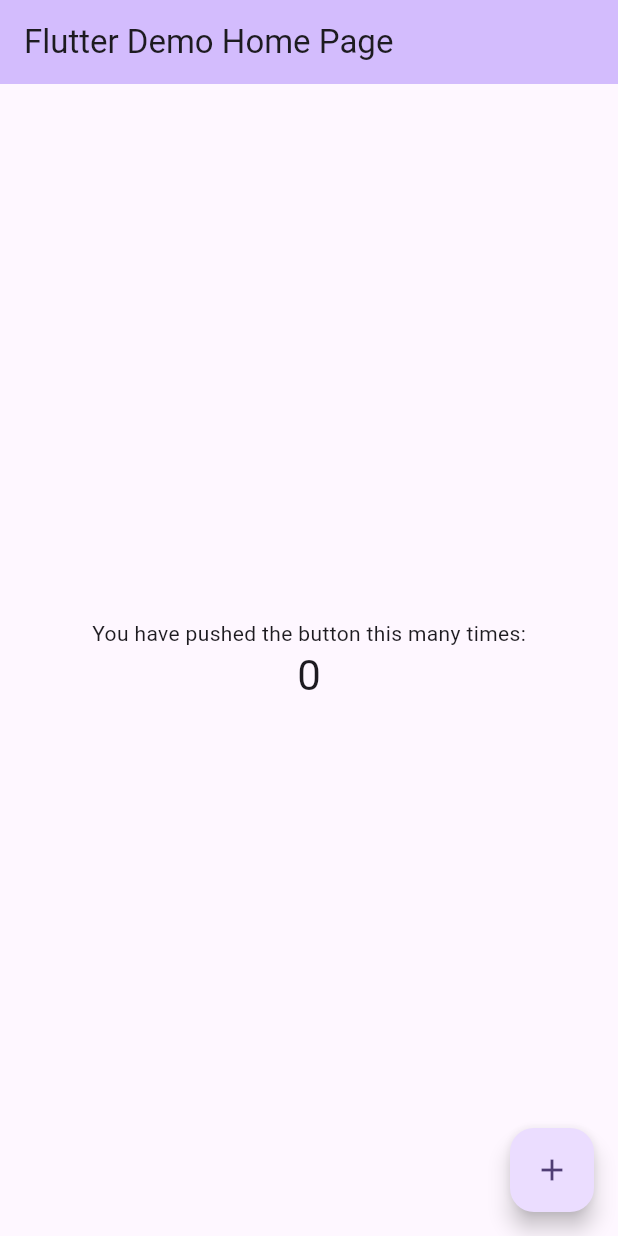
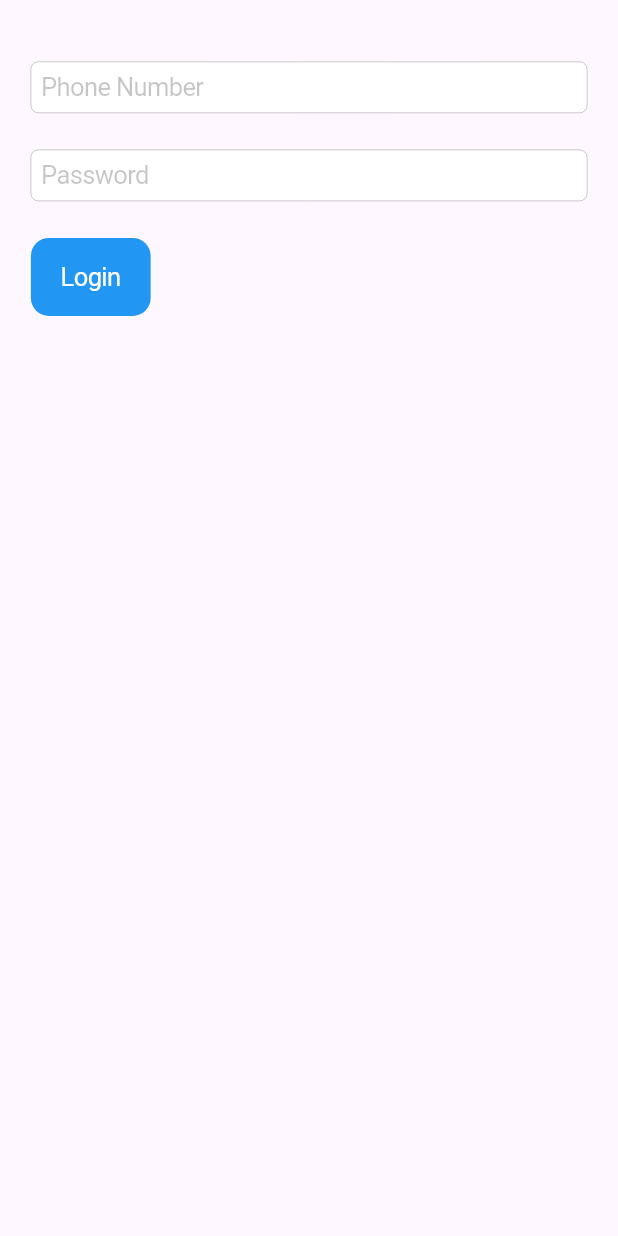
Before and after one commit to NyikoMasingi/SneakerCleanic-Mobile-App, a Flutter app: the screen it shows after launch, on a phone screen of 412 x 824 dp. Run offline on Flutter 3.47's test engine with Material 3 defaults, Android fonts, the phone set to English and light mode, and no system bars.

Commit message:
Initial Commit

```diff
--- /dev/null
+++ b/lib/Entity/Customer.dart
@@ -0,0 +1,8 @@
+class Customer{
+  final int id;
+  final int phoneNumber;
+  final String name;
+  final String password;
+
+  Customer(this.id, this.phoneNumber, this.name, this.password);
+}
--- a/lib/main.dart
+++ b/lib/main.dart
@@ -1,6 +1,9 @@
 import 'package:flutter/material.dart';
+import 'package:sneakercleanic/screens/authentication/LoginScreen.dart';
 
-void main() {
+
+
+void main(){
   runApp(const MyApp());
 }
 
@@ -31,95 +34,7 @@ class MyApp extends StatelessWidget {
         colorScheme: ColorScheme.fromSeed(seedColor: Colors.deepPurple),
         useMaterial3: true,
       ),
-      home: const MyHomePage(title: 'Flutter Demo Home Page'),
+      home: LoginScreen(),
     );
   }
 }
-
-class MyHomePage extends StatefulWidget {
-  const MyHomePage({super.key, required this.title});
-
-  // This widget is the home page of your application. It is stateful, meaning
-  // that it has a State object (defined below) that contains fields that affect
-  // how it looks.
-
-  // This class is the configuration for the state. It holds the values (in this
-  // case the title) provided by the parent (in this case the App widget) and
-  // used by the build method of the State. Fields in a Widget subclass are
-  // always marked "final".
-
-  final String title;
-
-  @override
-  State<MyHomePage> createState() => _MyHomePageState();
-}
-
-class _MyHomePageState extends State<MyHomePage> {
-  int _counter = 0;
-
-  void _incrementCounter() {
-    setState(() {
-      // This call to setState tells the Flutter framework that something has
-      // changed in this State, which causes it to rerun the build method below
-      // so that the display can reflect the updated values. If we changed
-      // _counter without calling setState(), then the build method would not be
-      // called again, and so nothing would appear to happen.
-      _counter++;
-    });
-  }
-
-  @override
-  Widget build(BuildContext context) {
-    // This method is rerun every time setState is called, for instance as done
-    // by the _incrementCounter method above.
-    //
-    // The Flutter framework has been optimized to make rerunning build methods
-    // fast, so that you can just rebuild anything that needs updating rather
-    // than having to individually change instances of widgets.
-    return Scaffold(
-      appBar: AppBar(
-        // TRY THIS: Try changing the color here to a specific color (to
-        // Colors.amber, perhaps?) and trigger a hot reload to see the AppBar
-        // change color while the other colors stay the same.
-        backgroundColor: Theme.of(context).colorScheme.inversePrimary,
-        // Here we take the value from the MyHomePage object that was created by
-        // the App.build method, and use it to set our appbar title.
-        title: Text(widget.title),
-      ),
-      body: Center(
-        // Center is a layout widget. It takes a single child and positions it
-        // in the middle of the parent.
-        child: Column(
-          // Column is also a layout widget. It takes a list of children and
-          // arranges them vertically. By default, it sizes itself to fit its
-          // children horizontally, and tries to be as tall as its parent.
-          //
-          // Column has various properties to control how it sizes itself and
-          // how it positions its children. Here we use mainAxisAlignment to
-          // center the children vertically; the main axis here is the vertical
-          // axis because Columns are vertical (the cross axis would be
-          // horizontal).
-          //
-          // TRY THIS: Invoke "debug painting" (choose the "Toggle Debug Paint"
-          // action in the IDE, or press "p" in the console), to see the
-          // wireframe for each widget.
-          mainAxisAlignment: MainAxisAlignment.center,
-          children: <Widget>[
-            const Text(
-              'You have pushed the button this many times:',
-            ),
-            Text(
-              '$_counter',
-              style: Theme.of(context).textTheme.headlineMedium,
-            ),
-          ],
-        ),
-      ),
-      floatingActionButton: FloatingActionButton(
-        onPressed: _incrementCounter,
-        tooltip: 'Increment',
-        child: const Icon(Icons.add),
-      ), // This trailing comma makes auto-formatting nicer for build methods.
-    );
-  }
-}
--- /dev/null
+++ b/lib/screens/authentication/LoginScreen.dart
@@ -0,0 +1,149 @@
+
+import 'package:flutter/cupertino.dart';
+import 'package:flutter/material.dart';
+import 'dart:convert';
+import 'package:http/http.dart' as http;
+import 'package:sneakercleanic/screens/HomeScreen.dart';
+
+
+
+class LoginScreen extends StatefulWidget {
+  const LoginScreen({super.key});
+
+  @override
+  State<LoginScreen> createState() => _LoginScreenState();
+}
+
+class _LoginScreenState extends State<LoginScreen> {
+  final phoneNumberEditingController = TextEditingController();
+  final passEditingController = TextEditingController();
+  bool _isLoading = false;
+  bool _isValid = false;
+
+
+
+  @override
+  Widget build(BuildContext context) {
+    double h = MediaQuery.of(context).size.height;
+    double w = MediaQuery.of(context).size.width;
+    return Stack(
+      children: [
+        Scaffold(
+          //appBar: CupertinoNavigationBar(),
+          body: Padding(
+            padding: EdgeInsets.symmetric(horizontal: w * 0.05, vertical: h * 0.05),
+            child: Column(
+              crossAxisAlignment: CrossAxisAlignment.start,
+              children: <Widget>[
+                CupertinoTextField(
+                  controller: phoneNumberEditingController,
+                  placeholder: "Phone Number",
+                  maxLength: 10,
+                ),
+                SizedBox(height: h * 0.03,),
+                CupertinoTextField(
+                  controller: passEditingController,
+                  placeholder: "Password",
+                  obscureText: true,
+                ),
+                SizedBox(height: h * 0.03,),
+                CupertinoButton(
+                  color: Colors.blue,
+                  onPressed: (){
+                    userLogin(context);
+                    checkValid();
+                  },
+                  child: const Text(
+                    "Login",
+                    style: TextStyle(
+                      color: Colors.white
+                    ),
+                  ),
+                )
+              ],
+            ),
+          ),
+        ),
+        if(_isLoading)
+          Container(
+            height: h,
+            width: w,
+            color: Colors.black.withOpacity(0.5),
+            child: const CupertinoActivityIndicator(),
+          )
+      ],
+    );
+  }
+
+
+  void userLogin(BuildContext context) async{
+    setState(() {
+      _isLoading = true;
+    });
+
+    //await Future.delayed(const Duration(seconds: 3));
+    String phoneNumber = phoneNumberEditingController.text.trim();
+    String password = passEditingController.text.trim();
+
+    if(phoneNumber.isEmpty && password.isEmpty){
+      showErrorBanner("ERROR" ,"Fields cannot be empty");
+    }
+    else{
+      try{
+        final response = await http.get(Uri.parse("https://cornadarchitecturaldraughting.co.za/api_test/script.php?phone_number=$phoneNumber"));
+        if(response.statusCode == 200){
+          //List<dynamic> users = jsonDecode(response.body);
+          Map<dynamic, dynamic> user = jsonDecode(response.body);
+
+          if(user["password"] == password){
+            setState(() {
+              _isValid = true;
+            });
+          }
+          else{
+            showErrorBanner("Invalid Credentials" ,"Please double check your phone number and password");
+          }
+        }
+      }
+      catch(e){
+        showErrorBanner("Invalid Credentials" ,"Please double check your phone number and password");
+      }
+    }
+    setState(() {
+      _isLoading = false;
+    });
+  }
+
+  void checkValid(){
+    if(_isValid){
+      Navigator.pushReplacement(
+          context,
+          MaterialPageRoute(builder: (context) => HomeScreen())
+      );
+    }
+  }
+
+  showErrorBanner(String title,  String message){
+    showCupertinoDialog(
+        context: context,
+        builder: (BuildContext context){
+          return CupertinoAlertDialog(
+            title: Text(title),
+            content: Text(message),
+            actions: [
+              CupertinoDialogAction(
+                isDefaultAction: true,
+                onPressed: (){
+                  Navigator.of(context).pop();
+                },
+                child: const Text('OK'),
+              )
+            ],
+
+          );
+        }
+    );
+  }
+
+
+}
--- a/pubspec.yaml
+++ b/pubspec.yaml
@@ -35,6 +35,7 @@ dependencies:
   # The following adds the Cupertino Icons font to your application.
   # Use with the CupertinoIcons class for iOS style icons.
   cupertino_icons: ^1.0.6
+  http: ^1.2.2
 
 dev_dependencies:
   flutter_test:
```
Also changed, not shown: lib/screens/HomeScreen.dart (added, +23 -0 lines), lib/widgets/BannerWidget.dart (added), pubspec.lock, 1 other file.
